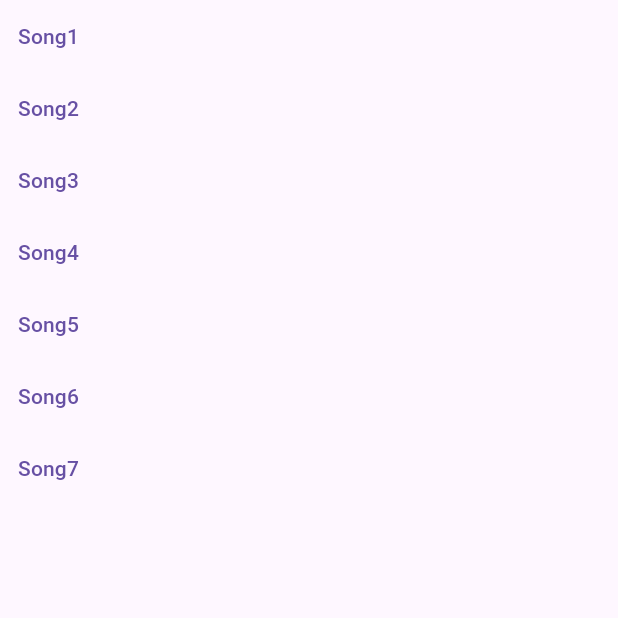
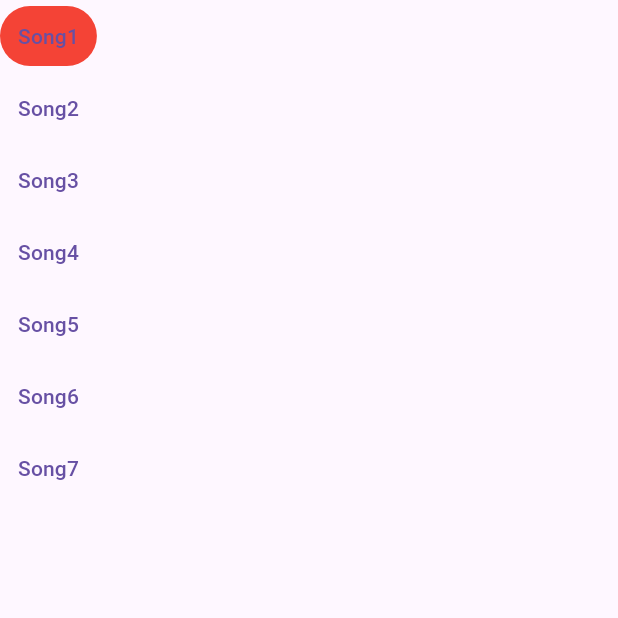
Before and after one commit to saidAbdirahman/xylophone-flutter, a Flutter app: the screen it shows after launch, on a phone screen of 412 x 824 dp, the top half of it. Run offline on Flutter 3.47's test engine with Material 3 defaults, Android fonts, the phone set to English and light mode, and no system bars; our stand-ins replace audioplayers.

Commit message:
Apply color to first button
Signed-off-by: saidAbirahman <saidqaaje11@gmail.com>

```diff
--- a/lib/main.dart
+++ b/lib/main.dart
@@ -12,8 +12,9 @@ class XylophoneApp extends StatelessWidget {
           child: Column(
             children: [
               TextButton(
-                style: ButtonStyle(
 
+                style: TextButton.styleFrom(
+                  backgroundColor: Colors.red
                 ),
                 onPressed: (){
                   final player = AudioPlayer();
```
